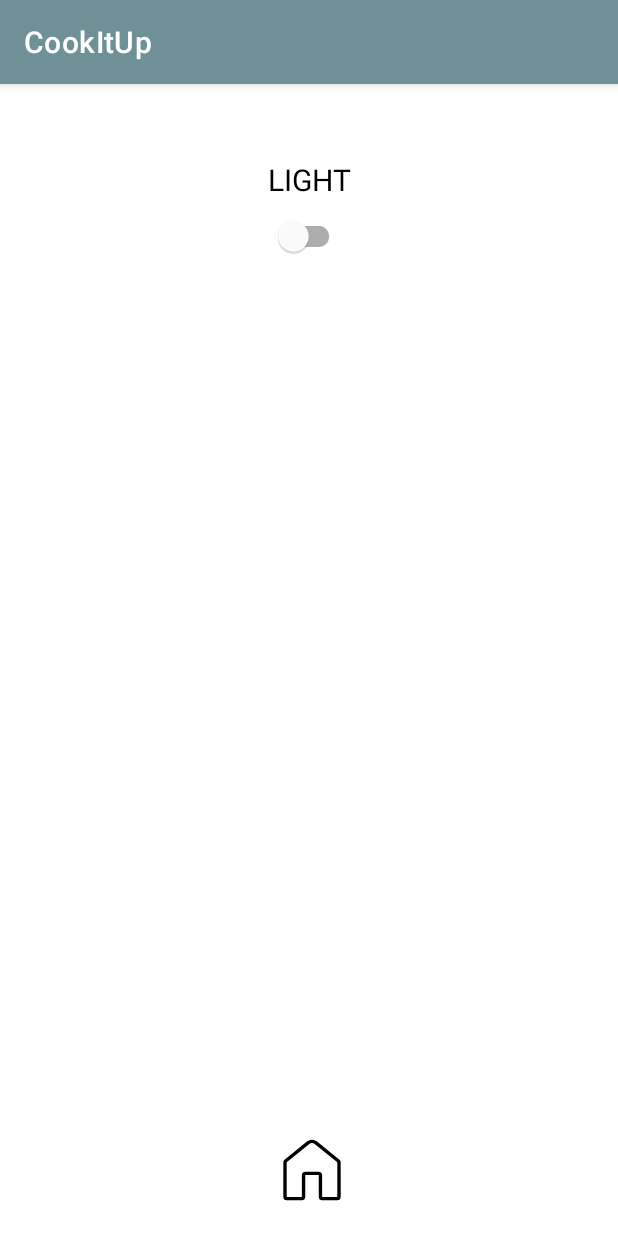
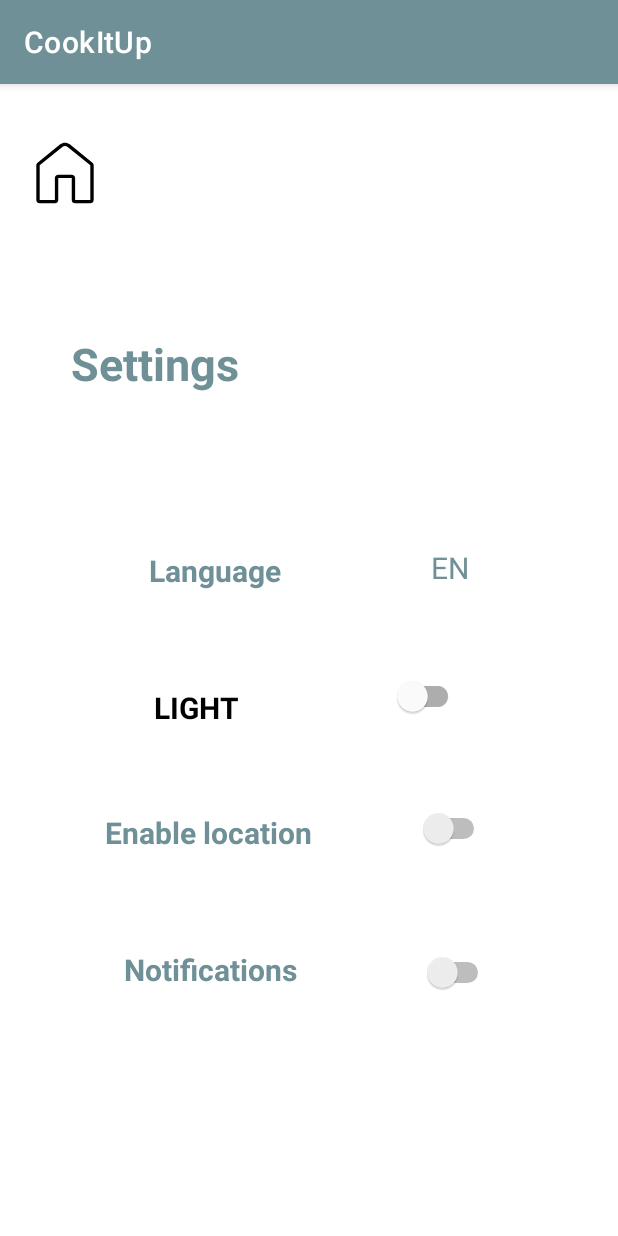
Before and after one commit to capybarasRV4/CookItUp_App, an Android app: the SettingsActivity screen opened directly, with no data from a screen before it, on a phone screen of 412 x 824 dp. Run offline under Robolectric (Android 15) with nearby library versions, the phone set to English and light mode, and no system bars; libraries missing offline, so code that uses them is left out: io.github.serpro69.kfaker.

Commit message:
doing settings again

```diff
--- a/app/src/main/res/layout/activity_settings.xml
+++ b/app/src/main/res/layout/activity_settings.xml
@@ -7,39 +7,140 @@
     tools:context=".SettingsActivity">
 
 
-
     <ImageButton
         android:id="@+id/imageButton5"
         android:layout_width="51dp"
         android:layout_height="48dp"
-        android:layout_marginBottom="20dp"
+        android:layout_marginTop="16dp"
+        android:layout_marginBottom="64dp"
         android:background="@color/white"
         android:scaleType="fitEnd"
-        app:layout_constraintBottom_toBottomOf="parent"
+        app:layout_constraintBottom_toTopOf="@+id/textView"
         app:layout_constraintEnd_toEndOf="parent"
-        app:layout_constraintHorizontal_bias="0.5"
+        app:layout_constraintHorizontal_bias="0.044"
         app:layout_constraintStart_toStartOf="parent"
+        app:layout_constraintTop_toTopOf="parent"
         app:srcCompat="@drawable/homes_icon" />
 
     <TextView
         android:id="@+id/LightDarkModeText"
         android:layout_width="wrap_content"
         android:layout_height="wrap_content"
-        android:layout_marginTop="50dp"
+        android:layout_marginBottom="56dp"
         android:text="Light"
         android:textAllCaps="true"
         android:textSize="20sp"
-        app:layout_constraintEnd_toEndOf="parent"
-        app:layout_constraintStart_toStartOf="parent"
-        app:layout_constraintTop_toTopOf="parent" />
+        android:textStyle="bold"
+        app:layout_constraintBottom_toTopOf="@+id/textView2"
+        app:layout_constraintEnd_toStartOf="@+id/modeSwitch"
+        app:layout_constraintHorizontal_bias="0.5"
+        app:layout_constraintStart_toStartOf="parent" />
 
     <com.google.android.material.switchmaterial.SwitchMaterial
         android:id="@+id/modeSwitch"
         android:layout_width="wrap_content"
         android:layout_height="wrap_content"
+        android:layout_marginBottom="40dp"
+        app:layout_constraintBottom_toTopOf="@+id/switch1"
         app:layout_constraintEnd_toEndOf="parent"
-        app:layout_constraintStart_toStartOf="parent"
-        app:layout_constraintTop_toBottomOf="@+id/LightDarkModeText" />
+        app:layout_constraintHorizontal_bias="0.5"
+        app:layout_constraintStart_toEndOf="@+id/LightDarkModeText" />
+
+    <TextView
+        android:id="@+id/textView"
+        android:layout_width="wrap_content"
+        android:layout_height="wrap_content"
+        android:layout_marginBottom="104dp"
+        android:text="Settings"
+        android:textColor="@color/darker"
+        android:textSize="30sp"
+        android:textStyle="bold"
+        app:layout_constraintBottom_toTopOf="@+id/textView4"
+        app:layout_constraintEnd_toEndOf="parent"
+        app:layout_constraintHorizontal_bias="0.157"
+        app:layout_constraintStart_toStartOf="parent" />
+
+    <Switch
+        android:id="@+id/switch1"
+        android:layout_width="wrap_content"
+        android:layout_height="wrap_content"
+        android:layout_marginEnd="15dp"
+        android:layout_marginBottom="48dp"
+        android:minWidth="48dp"
+        android:minHeight="48dp"
+        app:layout_constraintBottom_toTopOf="@+id/switch2"
+        app:layout_constraintEnd_toEndOf="parent"
+        app:layout_constraintHorizontal_bias="0.5"
+        app:layout_constraintStart_toEndOf="@+id/textView2"
+        tools:ignore="MissingConstraints" />
+
+    <Switch
+        android:id="@+id/switch2"
+        android:layout_width="wrap_content"
+        android:layout_height="wrap_content"
+        android:layout_marginBottom="152dp"
+        android:minWidth="48dp"
+        android:minHeight="48dp"
+        app:layout_constraintBottom_toBottomOf="parent"
+        app:layout_constraintEnd_toEndOf="parent"
+        app:layout_constraintHorizontal_bias="0.5"
+        app:layout_constraintStart_toEndOf="@+id/textView3"
+        tools:ignore="MissingConstraints" />
+
+    <TextView
+        android:id="@+id/textView3"
+        android:layout_width="wrap_content"
+        android:layout_height="wrap_content"
+        android:layout_marginBottom="164dp"
+        android:text="Notifications"
+        android:textColor="@color/darker"
+        android:textSize="20sp"
+        android:textStyle="bold"
+        app:layout_constraintBottom_toBottomOf="parent"
+        app:layout_constraintEnd_toStartOf="@+id/switch2"
+        app:layout_constraintHorizontal_bias="0.5"
+        app:layout_constraintStart_toStartOf="parent" />
+
+    <TextView
+        android:id="@+id/textView2"
+        android:layout_width="wrap_content"
+        android:layout_height="wrap_content"
+        android:layout_marginBottom="64dp"
+        android:text="Enable location"
+        android:textColor="@color/darker"
+        android:textSize="20sp"
+        android:textStyle="bold"
+        app:layout_constraintBottom_toTopOf="@+id/textView3"
+        app:layout_constraintEnd_toStartOf="@+id/switch1"
+        app:layout_constraintHorizontal_bias="0.5"
+        app:layout_constraintStart_toStartOf="parent" />
+
+    <TextView
+        android:id="@+id/textView4"
+        android:layout_width="wrap_content"
+        android:layout_height="wrap_content"
+        android:layout_marginBottom="64dp"
+        android:text="Language"
+        android:textColor="@color/darker"
+        android:textSize="20sp"
+        android:textStyle="bold"
+        app:layout_constraintBottom_toTopOf="@+id/LightDarkModeText"
+        app:layout_constraintEnd_toStartOf="@+id/textView5"
+        app:layout_constraintHorizontal_bias="0.5"
+        app:layout_constraintStart_toStartOf="parent" />
+
+    <TextView
+        android:id="@+id/textView5"
+        android:layout_width="wrap_content"
+        android:layout_height="wrap_content"
+        android:layout_marginBottom="48dp"
+        android:text="EN"
+        android:textColor="@color/darker"
+        android:textSize="20sp"
+        app:layout_constraintBottom_toTopOf="@+id/modeSwitch"
+        app:layout_constraintEnd_toEndOf="parent"
+        app:layout_constraintHorizontal_bias="0.5"
+        app:layout_constraintStart_toEndOf="@+id/textView4" />
 
 
 </androidx.constraintlayout.widget.ConstraintLayout>
```
